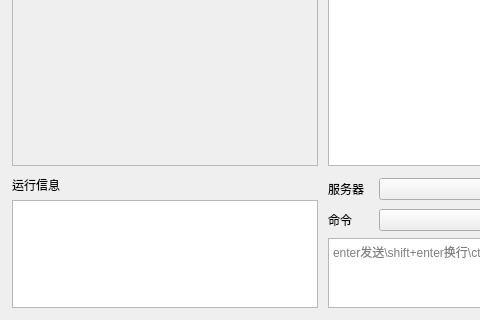
The window that UI/MainWindow.ui (xingqi-git/OneClick) describes before a commit, drawn with Qt 5; both pictures show x 0 to 480 and y 280 to 600 of the 800 by 600 pixel window.
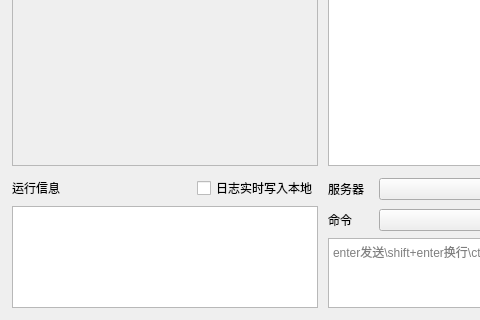
The same window after the commit.

Commit message: 增加了日志的功能

```diff
--- a/UI/MainWindow.ui
+++ b/UI/MainWindow.ui
@@ -166,11 +166,35 @@
        <number>2</number>
       </property>
       <item>
+       <layout class="QHBoxLayout" name="horizontalLayout_run_info_header">
+        <item>
        <widget class="QLabel" name="run_info_label">
         <property name="text">
          <string>运行信息</string>
         </property>
        </widget>
+        </item>
+        <item>
+         <spacer name="horizontalSpacer_run_info">
+          <property name="orientation">
+           <enum>Qt::Horizontal</enum>
+          </property>
+          <property name="sizeHint" stdset="0">
+           <size>
+            <width>40</width>
+            <height>20</height>
+           </size>
+          </property>
+         </spacer>
+        </item>
+        <item>
+         <widget class="QCheckBox" name="log_file_checkBox">
+          <property name="text">
+           <string>日志实时写入本地</string>
+          </property>
+         </widget>
+        </item>
+       </layout>
       </item>
       <item>
        <widget class="QTextBrowser" name="run_info_browser">
```
Lines whose indentation alone changed are shown as unchanged. The commit also changes 10 other files.
